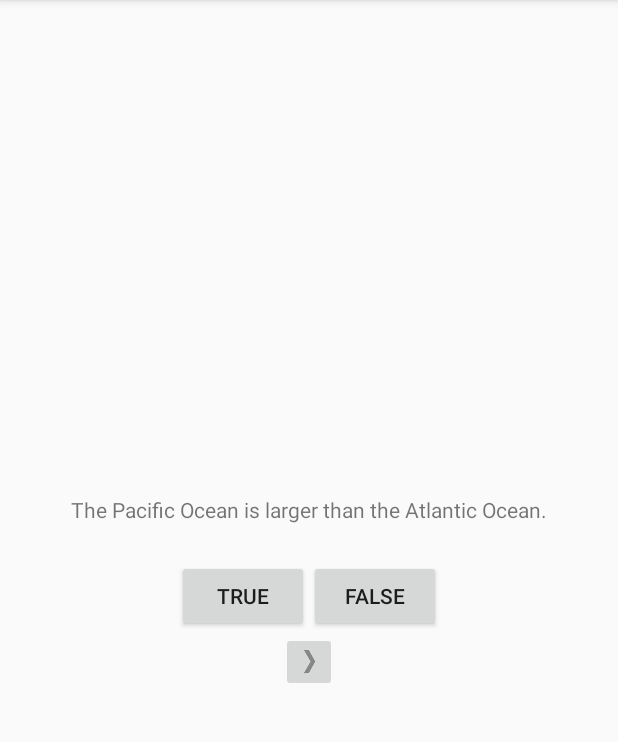
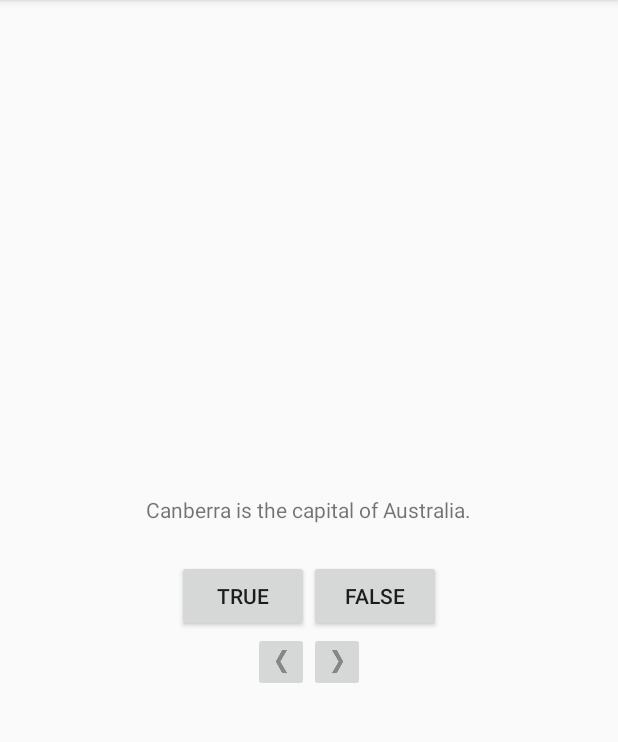
Before and after one commit to jobartucz/GeoQuiz, an Android app: the screen it shows after launch (MainActivity), after a tap on "Go to the next question.", on a phone screen of 412 x 824 dp, the part 84-826 px from its top. Run offline under Robolectric (Android 15) with nearby library versions, the phone set to English and light mode, and no system bars; 2 other taps on this screen came first.

Commit message:
Added back button

```diff
--- a/app/src/main/java/com/ctech/bartucz/geoquiz/MainActivity.java
+++ b/app/src/main/java/com/ctech/bartucz/geoquiz/MainActivity.java
@@ -16,6 +16,7 @@ public class MainActivity extends AppCompatActivity {
     private Button mTrueButton;
     private Button mFalseButton;
     private ImageButton mNextButton;
+    private ImageButton mPrevButton;
 
     private TextView mQuestionTextView;
 
@@ -67,6 +68,21 @@ public class MainActivity extends AppCompatActivity {
             @Override
             public void onClick(View v) {
                 mCurrentIndex = (mCurrentIndex + 1) % mQuestionBank.length;
+                updateQuestion();
+            }
+
+        });
+
+        mPrevButton = findViewById(R.id.prev_button);
+        mPrevButton.setOnClickListener(new View.OnClickListener() {
+
+            @Override
+            public void onClick(View v) {
+                if (mCurrentIndex == 0) {
+                    mCurrentIndex = mQuestionBank.length - 1;
+                } else {
+                    mCurrentIndex = (mCurrentIndex - 1);
+                }
                 updateQuestion();
             }
 
--- a/app/src/main/res/layout/activity_main.xml
+++ b/app/src/main/res/layout/activity_main.xml
@@ -31,11 +31,25 @@
 
     </LinearLayout>
 
-    <ImageButton
-        android:id="@+id/next_button"
+    <LinearLayout
         android:layout_width="wrap_content"
         android:layout_height="wrap_content"
-        android:src="@drawable/arrow_right"
-        android:contentDescription="@string/next_button_content_description"/>
+        android:orientation="horizontal" >
+
+        <ImageButton
+            android:id="@+id/prev_button"
+            android:layout_width="wrap_content"
+            android:layout_height="wrap_content"
+            android:src="@drawable/arrow_left"
+            android:contentDescription="@string/prev_button_content_description"/>
+
+        <ImageButton
+            android:id="@+id/next_button"
+            android:layout_width="wrap_content"
+            android:layout_height="wrap_content"
+            android:src="@drawable/arrow_right"
+            android:contentDescription="@string/next_button_content_description"/>
+
+    </LinearLayout>
 
 </LinearLayout>
--- a/app/src/main/res/values/strings.xml
+++ b/app/src/main/res/values/strings.xml
@@ -6,6 +6,7 @@
     <string name="correct_toast">Correct!</string>
     <string name="incorrect_toast">Incorrect!</string>
     <string name="next_button_content_description">Go to the next question.</string>
+    <string name="prev_button_content_description">Go to the previous question.</string>
     <string name="question_australia">Canberra is the capital of Australia.</string>
     <string name="question_oceans">The Pacific Ocean is larger than the Atlantic Ocean.</string>
     <string name="question_mideast">The Suez Canal connects the Red Sea and the Indian Ocean.</string>
```
